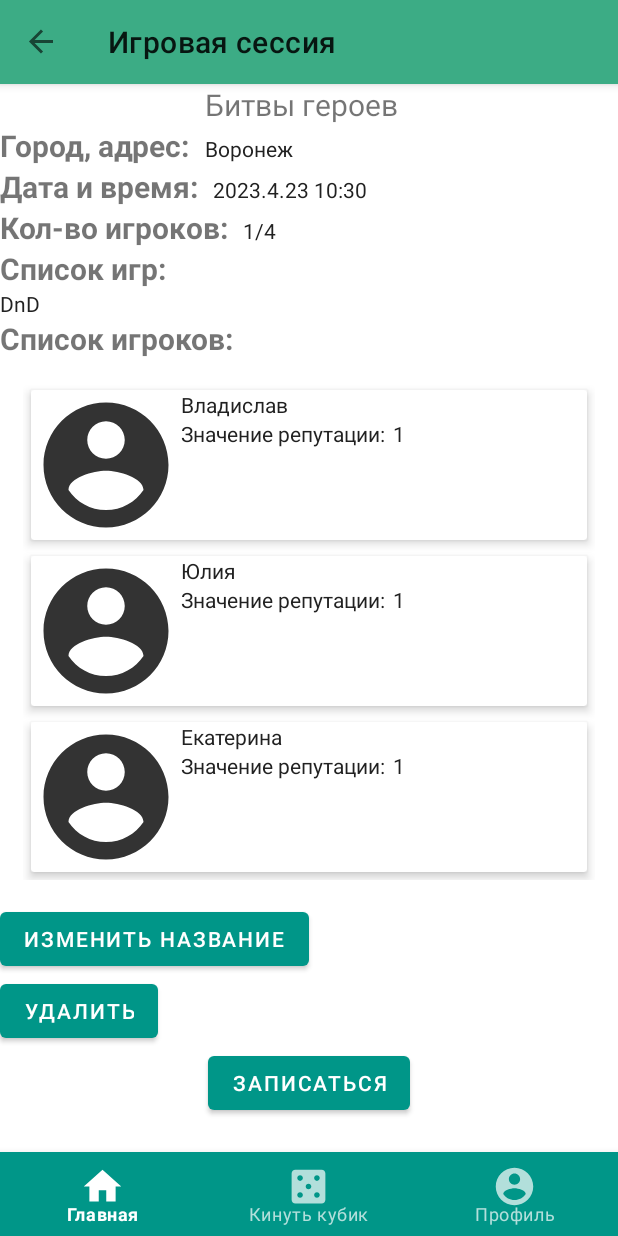
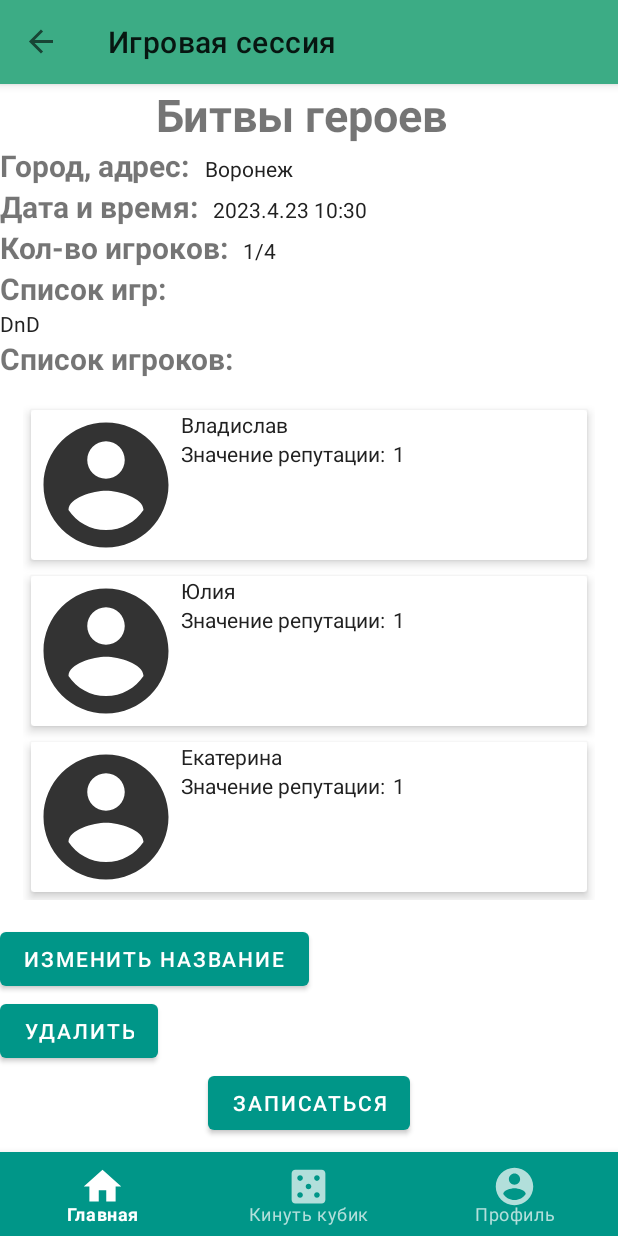
Before and after one commit to TeaProphet/TP-5.1-3, an Android app: the screen it shows after launch (MainActivity), after a tap on "Битвы героев", on a phone screen of 412 x 824 dp. Run offline under Robolectric (Android 15) with nearby library versions, the phone set to English and light mode, and no system bars; our stand-ins replace navigation-ui.

```diff
--- a/app/src/main/res/layout/fragment_session.xml
+++ b/app/src/main/res/layout/fragment_session.xml
@@ -31,7 +31,8 @@
                 android:layout_height="wrap_content"
                 android:gravity="center"
                 android:text="Name"
-                android:textSize="@dimen/session_headings"
+                android:textSize="30sp"
+                android:textStyle="bold"
                 app:layout_constraintEnd_toEndOf="@+id/inSessionID"
                 app:layout_constraintStart_toStartOf="parent"
                 app:layout_constraintTop_toTopOf="parent" />
```
Also changed, not shown: app/src/main/java/vsu/tp53/onboardapplication/home/SessionFragment.kt (+26 -0 lines).
